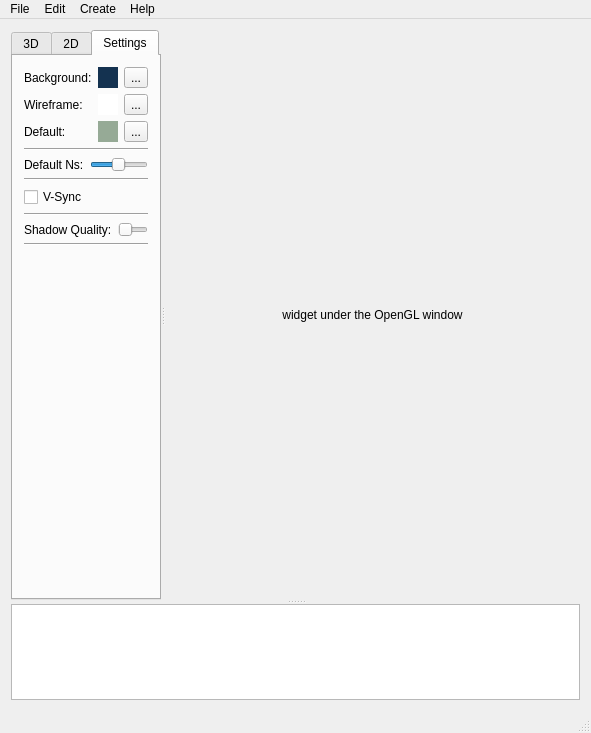
Old version of the form src/ui/main_window/main_window.ui in the repository cppd/math.
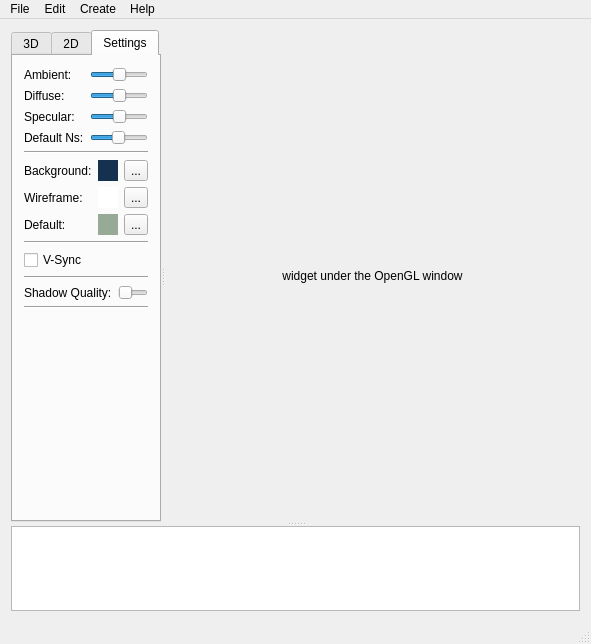
New version of the form. The open tabs and pages were chosen to show the change. Custom widgets are drawn as their Qt base class.

Diff of the .ui file:
```diff
--- a/src/ui/main_window/main_window.ui
+++ b/src/ui/main_window/main_window.ui
@@ -10,7 +10,7 @@
     <x>0</x>
     <y>0</y>
     <width>591</width>
-    <height>733</height>
+    <height>644</height>
    </rect>
   </property>
   <widget class="QWidget" name="mainWidget">
@@ -53,87 +53,7 @@
          <attribute name="title">
           <string>3D</string>
          </attribute>
-         <layout class="QVBoxLayout" name="verticalLayout_2">
-          <item>
-           <layout class="QFormLayout" name="formLayout">
-            <property name="sizeConstraint">
-             <enum>QLayout::SetNoConstraint</enum>
-            </property>
-            <item row="1" column="0">
-             <widget class="QLabel" name="label_Ambient">
-              <property name="text">
-               <string>Ambient:</string>
-              </property>
-             </widget>
-            </item>
-            <item row="1" column="1">
-             <widget class="QSlider" name="Slider_Ambient">
-              <property name="maximum">
-               <number>2000</number>
-              </property>
-              <property name="value">
-               <number>1000</number>
-              </property>
-              <property name="orientation">
-               <enum>Qt::Horizontal</enum>
-              </property>
-             </widget>
-            </item>
-            <item row="2" column="0">
-             <widget class="QLabel" name="Label_Diffuse">
-              <property name="text">
-               <string>Diffuse:</string>
-              </property>
-             </widget>
-            </item>
-            <item row="2" column="1">
-             <widget class="QSlider" name="Slider_Diffuse">
-              <property name="maximum">
-               <number>2000</number>
-              </property>
-              <property name="value">
-               <number>1000</number>
-              </property>
-              <property name="orientation">
-               <enum>Qt::Horizontal</enum>
-              </property>
-             </widget>
-            </item>
-            <item row="3" column="0">
-             <widget class="QLabel" name="label_Specular">
-              <property name="text">
-               <string>Specular:</string>
-              </property>
-             </widget>
-            </item>
-            <item row="3" column="1">
-             <widget class="QSlider" name="Slider_Specular">
-              <property name="maximum">
-               <number>2000</number>
-              </property>
-              <property name="value">
-               <number>1000</number>
-              </property>
-              <property name="orientation">
-               <enum>Qt::Horizontal</enum>
-              </property>
-             </widget>
-            </item>
-           </layout>
-          </item>
-          <item>
-           <widget class="Line" name="line_2">
-            <property name="maximumSize">
-             <size>
-              <width>16777215</width>
-              <height>16777215</height>
-             </size>
-            </property>
-            <property name="orientation">
-             <enum>Qt::Horizontal</enum>
-            </property>
-           </widget>
-          </item>
+         <layout class="QVBoxLayout" name="verticalLayout_3">
           <item>
            <layout class="QHBoxLayout" name="horizontalLayout">
             <item>
@@ -217,13 +137,6 @@
             </property>
            </widget>
           </item>
-          <item>
-           <widget class="Line" name="line_6">
-            <property name="orientation">
-             <enum>Qt::Horizontal</enum>
-            </property>
-           </widget>
-          </item>
           <item>
            <widget class="QCheckBox" name="checkBox_Wireframe">
             <property name="text">
@@ -471,7 +384,101 @@
          <attribute name="title">
           <string>Settings</string>
          </attribute>
-         <layout class="QVBoxLayout" name="verticalLayout_4">
+         <layout class="QVBoxLayout" name="verticalLayout_2">
+          <item>
+           <layout class="QFormLayout" name="formLayout_4">
+            <item row="0" column="0">
+             <widget class="QLabel" name="label_Ambient">
+              <property name="text">
+               <string>Ambient:</string>
+              </property>
+             </widget>
+            </item>
+            <item row="0" column="1">
+             <widget class="QSlider" name="Slider_Ambient">
+              <property name="maximum">
+               <number>2000</number>
+              </property>
+              <property name="value">
+               <number>1000</number>
+              </property>
+              <property name="orientation">
+               <enum>Qt::Horizontal</enum>
+              </property>
+             </widget>
+            </item>
+            <item row="1" column="0">
+             <widget class="QLabel" name="Label_Diffuse">
+              <property name="text">
+               <string>Diffuse:</string>
+              </property>
+             </widget>
+            </item>
+            <item row="1" column="1">
+             <widget class="QSlider" name="Slider_Diffuse">
+              <property name="maximum">
+               <number>2000</number>
+              </property>
+              <property name="value">
+               <number>1000</number>
+              </property>
+              <property name="orientation">
+               <enum>Qt::Horizontal</enum>
+              </property>
+             </widget>
+            </item>
+            <item row="2" column="0">
+             <widget class="QLabel" name="label_Specular">
+              <property name="text">
+               <string>Specular:</string>
+              </property>
+             </widget>
+            </item>
+            <item row="2" column="1">
+             <widget class="QSlider" name="Slider_Specular">
+              <property name="maximum">
+               <number>2000</number>
+              </property>
+              <property name="value">
+               <number>1000</number>
+              </property>
+              <property name="orientation">
+               <enum>Qt::Horizontal</enum>
+              </property>
+             </widget>
+            </item>
+            <item row="3" column="0">
+             <widget class="QLabel" name="label_default_ns">
+              <property name="text">
+               <string>Default Ns:</string>
+              </property>
+             </widget>
+            </item>
+            <item row="3" column="1">
+             <widget class="QSlider" name="Slider_Default_Ns">
+              <property name="minimum">
+               <number>1</number>
+              </property>
+              <property name="maximum">
+               <number>100</number>
+              </property>
+              <property name="value">
+               <number>50</number>
+              </property>
+              <property name="orientation">
+               <enum>Qt::Horizontal</enum>
+              </property>
+             </widget>
+            </item>
+           </layout>
+          </item>
+          <item>
+           <widget class="Line" name="line_17">
+            <property name="orientation">
+             <enum>Qt::Horizontal</enum>
+            </property>
+           </widget>
+          </item>
           <item>
            <layout class="QHBoxLayout" name="horizontalLayout_2">
             <item>
@@ -776,40 +783,6 @@
             </property>
            </widget>
           </item>
-          <item>
-           <layout class="QFormLayout" name="formLayout_3">
-            <item row="0" column="0">
-             <widget class="QLabel" name="label_default_ns">
-              <property name="text">
-               <string>Default Ns:</string>
-              </property>
-             </widget>
-            </item>
-            <item row="0" column="1">
-             <widget class="QSlider" name="Slider_Default_Ns">
-              <property name="minimum">
-               <number>1</number>
-              </property>
-              <property name="maximum">
-               <number>100</number>
-              </property>
-              <property name="value">
-               <number>50</number>
-              </property>
-              <property name="orientation">
-               <enum>Qt::Horizontal</enum>
-              </property>
-             </widget>
-            </item>
-           </layout>
-          </item>
-          <item>
-           <widget class="Line" name="line_14">
-            <property name="orientation">
-             <enum>Qt::Horizontal</enum>
-            </property>
-           </widget>
-          </item>
           <item>
            <widget class="QCheckBox" name="checkBox_VerticalSync">
             <property name="text">
```
